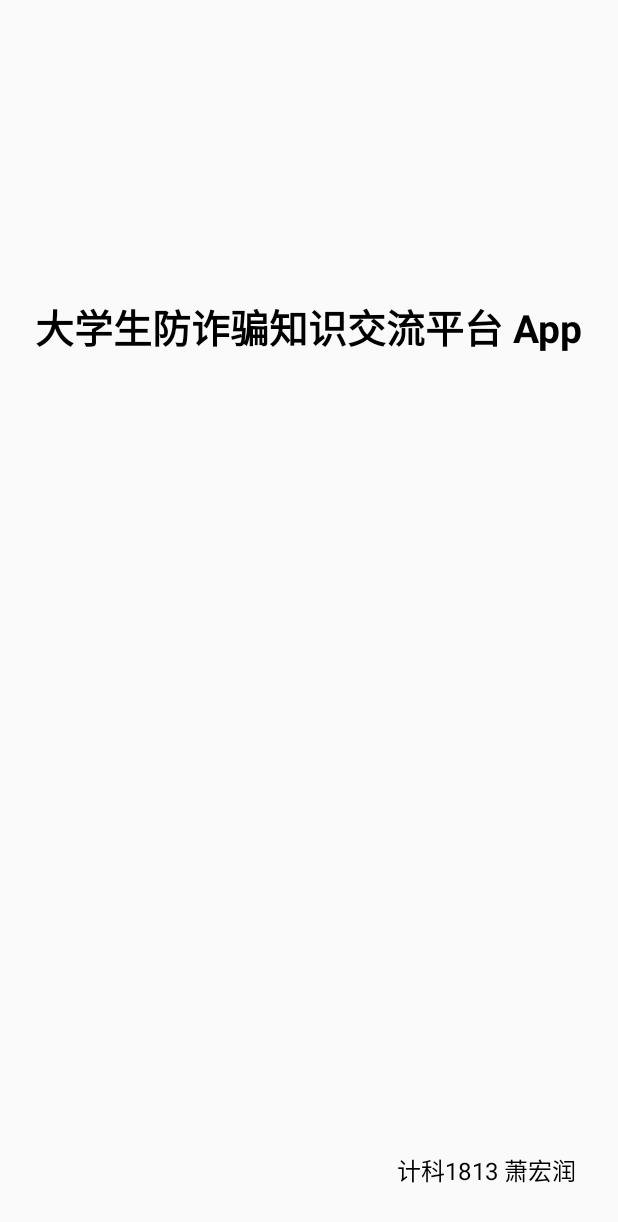
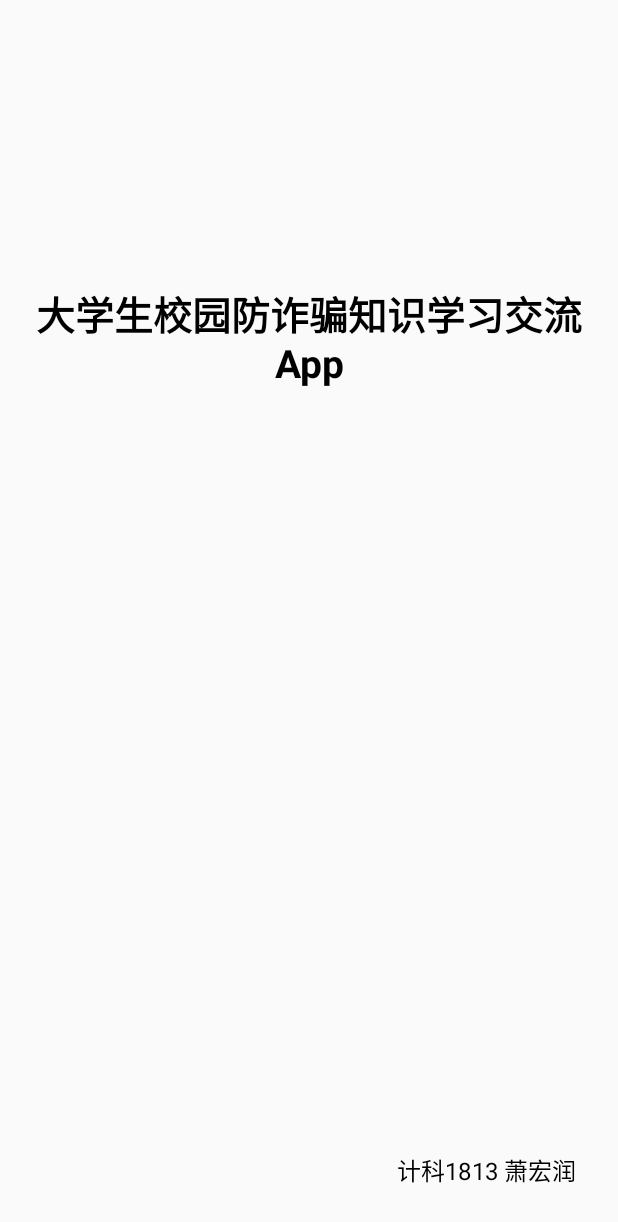
Before and after one commit to Junnsary/Fzpandroid, an Android app: the StartActivity screen opened directly, with no data from a screen before it, on a phone screen of 412 x 824 dp. Shown: the top 1222 px of the screen. Run offline under Robolectric (Android 15) with nearby library versions, the phone set to English and light mode, and no system bars; pictures from the network do not load; 1 statement that could not run was skipped.

Commit message:
小修改

```diff
--- a/app/src/main/java/com/xhr/fzp/logic/network/FzpServiceCreator.kt
+++ b/app/src/main/java/com/xhr/fzp/logic/network/FzpServiceCreator.kt
@@ -5,8 +5,8 @@ import retrofit2.converter.gson.GsonConverterFactory
 
 object FzpServiceCreator {
 
-    private const val BASE_URL = "http://10.0.2.2:3000/"
-//    private const val BASE_URL = "http://47.120.37.7:3000/"
+//    private const val BASE_URL = "http://10.0.2.2:3000/"
+    private const val BASE_URL = "http://47.120.37.7:3000/"
     //用户头像的位置
     private const val PUBLIC_IMAGE = "uploads/images/"
     private const val PUBLIC_VIDEO = "uploads/videos/"
--- a/app/src/main/java/com/xhr/fzp/ui/start/StartActivity.kt
+++ b/app/src/main/java/com/xhr/fzp/ui/start/StartActivity.kt
@@ -26,7 +26,7 @@ class StartActivity : BaseActivity<ActivityStartBinding>() {
             )
         }
         CoroutineScope(Dispatchers.Main).launch {
-            delay(0)
+            delay(1000)
             quickStartActivity<HomeActivity>()
             finish()
         }
--- a/app/src/main/res/layout/activity_question_detail.xml
+++ b/app/src/main/res/layout/activity_question_detail.xml
@@ -146,7 +146,7 @@
             android:layout_marginBottom="5dp"
             android:layout_weight="1"
             android:background="@drawable/send_comment_edit_shape"
-            android:hint="@string/comment_edit_hit_text"
+            android:hint="发表您的回答"
             android:paddingLeft="10dp"
             android:textSize="14sp" />
 
--- a/app/src/main/res/layout/activity_start.xml
+++ b/app/src/main/res/layout/activity_start.xml
@@ -10,7 +10,8 @@
         android:id="@+id/textView"
         android:layout_width="wrap_content"
         android:layout_height="wrap_content"
-        android:text="大学生防诈骗知识交流平台 App"
+        android:text="大学生校园防诈骗知识学习交流 App"
+        android:gravity="center"
         android:textSize="26sp"
         android:textStyle="bold"
         android:textColor="@color/black"
--- a/app/src/main/res/values/strings.xml
+++ b/app/src/main/res/values/strings.xml
@@ -1,5 +1,5 @@
 <resources>
-    <string name="app_name">大学生防诈骗知识平台</string>
+    <string name="app_name">大学生校园防诈骗知识学习交流</string>
     <string name="activity_mian_study_str">学习</string>
     <string name="activity_main_case_str">案例</string>
     <string name="activity_main_mine_str">个人</string>
```
Also changed, not shown: app/src/main/java/com/xhr/fzp/ui/question/askquestion/AskQuestionActivity.kt (+15 -3 lines), app/src/main/java/com/xhr/fzp/ui/question/questiondetail/QuestionDetailActivity.kt (+7 -2 lines).
